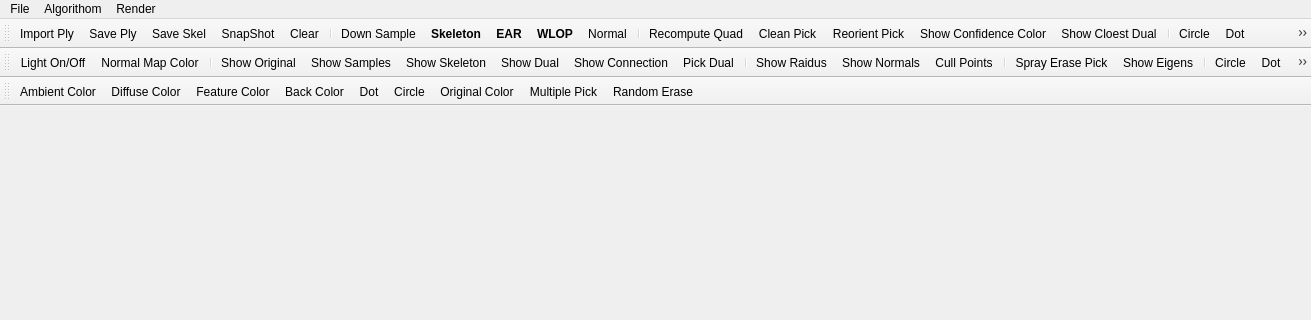
sunwaylive/Point-Cloud-Processing-2015, file point-cloud-2015/mainwindow.ui: the form before one commit; both pictures show x 0 to 1311 and y 0 to 320 of the 1311 by 573 pixel window.
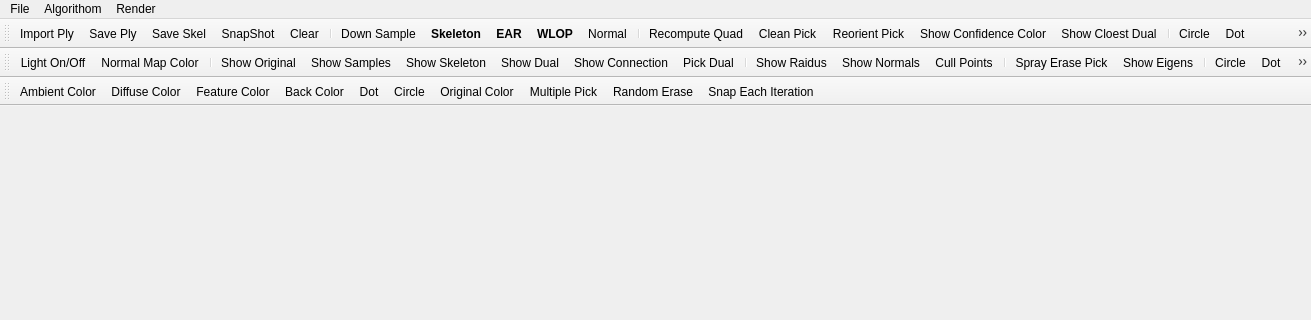
The form after the commit. Icons and pictures are not drawn.

```diff
--- a/point-cloud-2015/mainwindow.ui
+++ b/point-cloud-2015/mainwindow.ui
@@ -304,6 +304,7 @@
    <addaction name="actionOriginal_Color"/>
    <addaction name="actionMultiple_Pick"/>
    <addaction name="actionRandom_Erase"/>
+   <addaction name="actionSnap_Each_Iteration"/>
   </widget>
   <action name="actionImport_Ply">
    <property name="icon">
```
